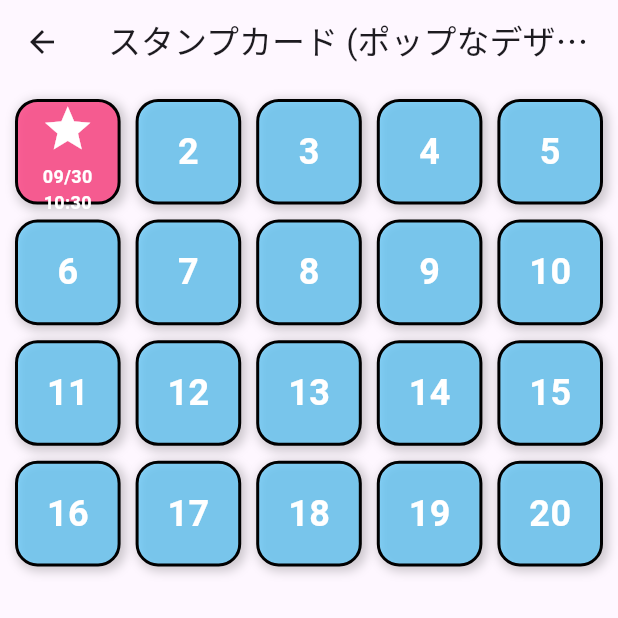
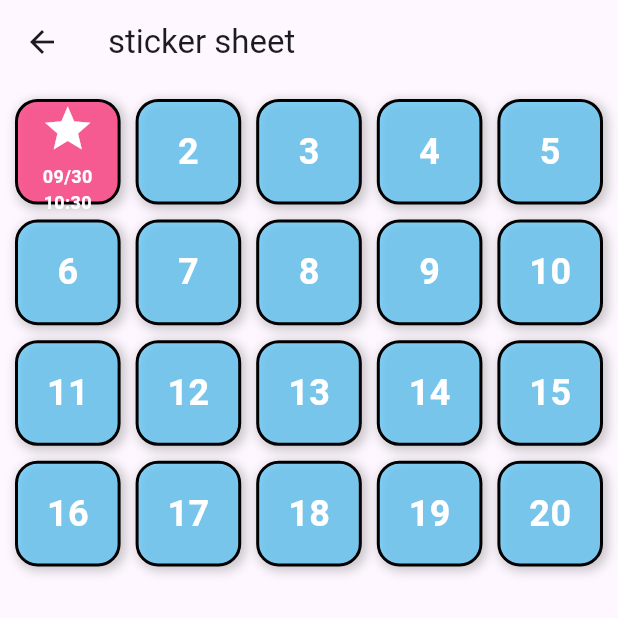
Before and after one commit to fuku-000/respon2, a Flutter app: the FukuPage screen opened directly, after a tap on an icon or button, on a phone screen of 412 x 824 dp, the top half of it. Run offline on Flutter 3.47's test engine with Material 3 defaults, Android fonts, the phone set to English and light mode, and no system bars; our stand-ins replace shared_preferences; accounts and stored records are empty.

Commit message:
一旦更新

```diff
--- a/lib/fuku.dart
+++ b/lib/fuku.dart
@@ -1,6 +1,7 @@
 import 'package:flutter/material.dart';
-import 'package:intl/intl.dart'; // 日付フォーマットのために必要
-import 'stamp_detail_page.dart'; // 詳細ページのインポート
+import 'package:shared_preferences/shared_preferences.dart';
+import 'package:intl/intl.dart';
+import 'stamp_detail_page.dart';
 
 class FukuPage extends StatefulWidget {
   const FukuPage({super.key});
@@ -10,20 +11,44 @@ class FukuPage extends StatefulWidget {
 }
 
 class _FukuPageState extends State<FukuPage> {
-  // スタンプが押された日時を保存するリスト (押されてない場合は null)
   final List<DateTime?> _stampDates = List.generate(20, (index) => null);
+
+  @override
+  void initState() {
+    super.initState();
+    _loadStampData(); // 起動時に保存されたスタンプ状態をロード
+  }
+
+  // スタンプ情報を SharedPreferences からロードする
+  Future<void> _loadStampData() async {
+    SharedPreferences prefs = await SharedPreferences.getInstance();
+    for (int i = 0; i < 20; i++) {
+      String? stampDateString = prefs.getString('stamp_$i');
+      if (stampDateString != null) {
+        setState(() {
+          _stampDates[i] = DateTime.parse(stampDateString);
+        });
+      }
+    }
+  }
+
+  // スタンプ情報を SharedPreferences に保存する
+  Future<void> _saveStampData(int index, DateTime date) async {
+    SharedPreferences prefs = await SharedPreferences.getInstance();
+    await prefs.setString('stamp_$index', date.toIso8601String());
+  }
 
   @override
   Widget build(BuildContext context) {
     return Scaffold(
       appBar: AppBar(
-        title: const Text('スタンプカード (ポップなデザイン)'),
+        title: const Text('sticker sheet'),
       ),
       body: Padding(
         padding: const EdgeInsets.all(10.0),
         child: GridView.builder(
           gridDelegate: const SliverGridDelegateWithFixedCrossAxisCount(
-            crossAxisCount: 5, // 5列のグリッド
+            crossAxisCount: 5,
             crossAxisSpacing: 10.0,
             mainAxisSpacing: 10.0,
           ),
@@ -33,10 +58,12 @@ class _FukuPageState extends State<FukuPage> {
               onTap: () {
                 setState(() {
                   if (_stampDates[index] == null) {
-                    // スタンプを押した時、現在の日時を保存
-                    _stampDates[index] = DateTime.now();
+                    // スタンプを押した時の処理
+                    DateTime now = DateTime.now();
+                    _stampDates[index] = now;
+                    _saveStampData(index, now); // 保存する
                   } else {
-                    // すでに押されていた場合、詳細ページへ遷移
+                    // すでにスタンプが押されている場合は詳細ページへ遷移
                     Navigator.push(
                       context,
                       MaterialPageRoute(
@@ -75,7 +102,6 @@ class _FukuPageState extends State<FukuPage> {
                             const Icon(Icons.star, color: Colors.white, size: 36),
                             const SizedBox(height: 5),
                             Text(
-                              // 押された日時をフォーマットして表示
                               DateFormat('MM/dd\nHH:mm').format(_stampDates[index]!),
                               textAlign: TextAlign.center,
                               style: const TextStyle(
@@ -86,7 +112,7 @@ class _FukuPageState extends State<FukuPage> {
                           ],
                         )
                       : Text(
-                          '${index + 1}', // マスの番号を表示
+                          '${index + 1}',
                           style: const TextStyle(
                               fontSize: 24,
                               fontWeight: FontWeight.bold,
--- a/lib/stamp_detail_page.dart
+++ b/lib/stamp_detail_page.dart
@@ -15,7 +15,7 @@ class StampDetailPage extends StatelessWidget {
   Widget build(BuildContext context) {
     return Scaffold(
       appBar: AppBar(
-        title: const Text('スタンプ詳細'),
+        title: const Text('details'),
       ),
       body: Center(
         child: Padding(
@@ -26,7 +26,7 @@ class StampDetailPage extends StatelessWidget {
               const Icon(Icons.star, color: Colors.pinkAccent, size: 100),
               const SizedBox(height: 20),
               Text(
-                'スタンプ番号: $stampIndex',
+                'number: $stampIndex',
                 style: const TextStyle(fontSize: 24, fontWeight: FontWeight.bold),
               ),
               const SizedBox(height: 10),
--- a/pubspec.yaml
+++ b/pubspec.yaml
@@ -31,6 +31,7 @@ dependencies:
   flutter:
     sdk: flutter
   intl: ^0.17.0  # 日付フォーマット用のパッケージ
+  shared_preferences: ^2.0.9
 
 
 
```
Also changed, not shown: pubspec.lock, 10 other files.
